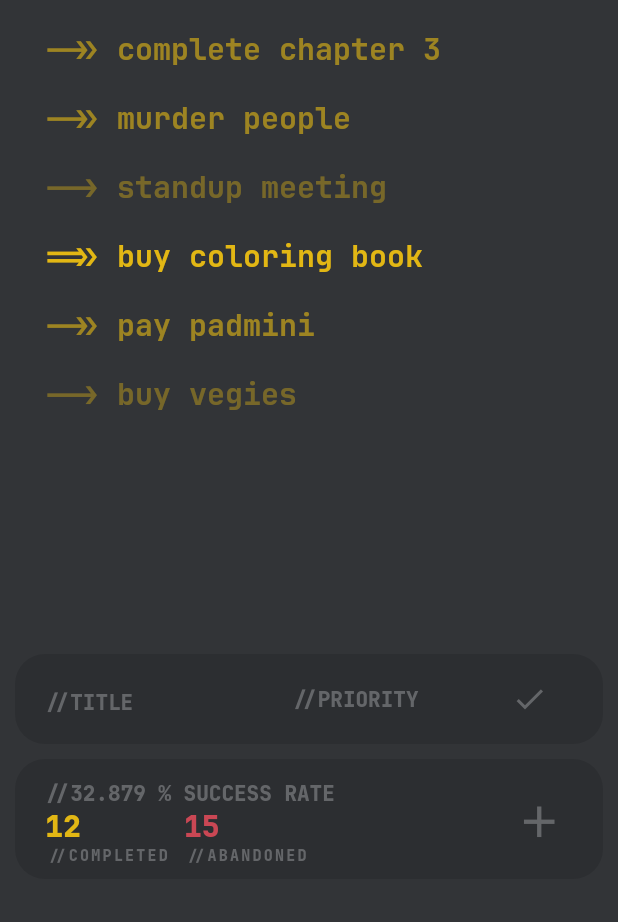
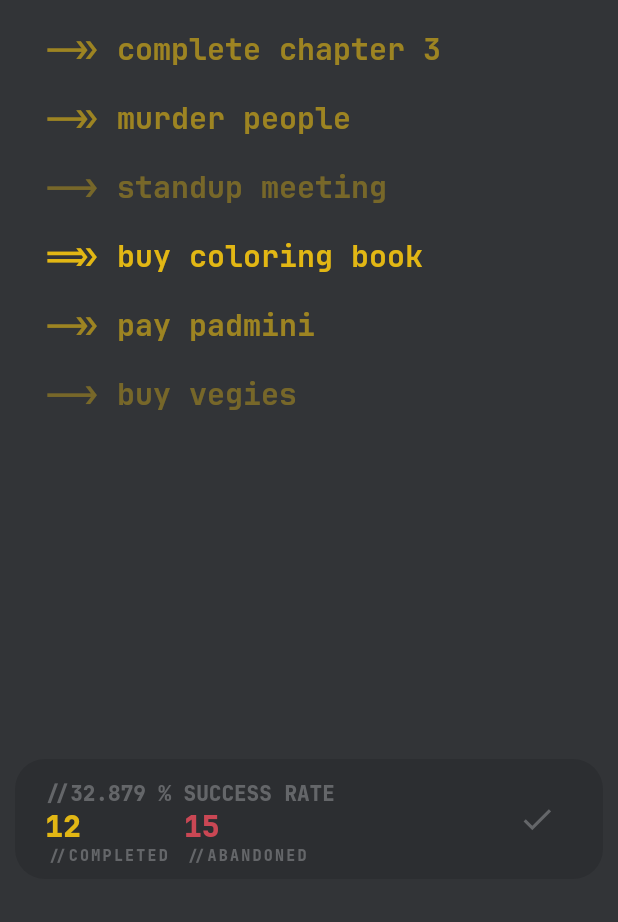
Before and after one commit to laggedskapari/cross, a Flutter app: the screen it shows after launch, on a phone screen of 412 x 824 dp, the part 312-1234 px from its top. Run offline on Flutter 3.47's test engine with Material 2 defaults, Android fonts, the phone set to English and light mode, and no system bars.

Commit message:
+ ToggleNewTask() is now working.

```diff
--- a/lib/app.dart
+++ b/lib/app.dart
@@ -4,8 +4,22 @@ import 'package:cross/widgets/cross_app_bar.dart';
 import 'package:cross/widgets/tasks_view.dart';
 import 'package:cross/model/task.dart';
 
-class Cross extends StatelessWidget {
+class Cross extends StatefulWidget {
   const Cross({super.key});
+
+  @override
+  State<Cross> createState() => _CrossState();
+}
+
+class _CrossState extends State<Cross> {
+  bool isNewTaskVisible = false;
+
+  void _toggleNewTaskVisible() {
+    setState(() {
+      isNewTaskVisible = !isNewTaskVisible;
+    });
+    print(isNewTaskVisible);
+  }
 
   @override
   Widget build(BuildContext context) {
@@ -43,8 +57,14 @@ class Cross extends StatelessWidget {
     return Scaffold(
       backgroundColor: Theme.of(context).colorScheme.background,
       appBar: const CrossAppBar(),
-      body: TaskView(tasks: registeredTasks, isNewTaskVisible: true,),
-      bottomNavigationBar: const UtilityBelt(),
+      body: TaskView(
+        tasks: registeredTasks,
+        isNewTaskVisible: isNewTaskVisible,
+      ),
+      bottomNavigationBar: UtilityBelt(
+        toggleNewTask: _toggleNewTaskVisible,
+        isNewTaskVisible: isNewTaskVisible,
+      ),
     );
   }
 }
--- a/lib/widgets/new_task.dart
+++ b/lib/widgets/new_task.dart
@@ -13,6 +13,12 @@ class NewTask extends StatefulWidget {
 class _NewTaskState extends State<NewTask> {
   final _titleController = TextEditingController();
   PRIORITY? _priority;
+
+  @override
+  void dispose(){
+    _titleController.dispose();
+    super.dispose();
+  }
 
   @override
   Widget build(BuildContext context) {
--- a/lib/widgets/utility_belt.dart
+++ b/lib/widgets/utility_belt.dart
@@ -1,13 +1,17 @@
 import 'package:flutter/material.dart';
 
 class UtilityBelt extends StatefulWidget {
-  const UtilityBelt({super.key});
+  const UtilityBelt({super.key, required this.toggleNewTask, required this.isNewTaskVisible});
+
+  final void Function() toggleNewTask;
+  final bool isNewTaskVisible;
 
   @override
   State<UtilityBelt> createState() => _UtilityBeltState();
 }
 
 class _UtilityBeltState extends State<UtilityBelt> {
+
   @override
   Widget build(BuildContext context) {
     return Container(
@@ -72,12 +76,11 @@ class _UtilityBeltState extends State<UtilityBelt> {
           ),
           const Spacer(),
           IconButton(
-            onPressed: () {},
-            icon: const Icon(
-              Icons.add,
-              size: 35,
-              weight: 30,
-              color: Color.fromARGB(255, 100, 102, 105),
+            onPressed: widget.toggleNewTask,
+            icon: Icon(
+              widget.isNewTaskVisible ? Icons.close : Icons.check,
+              size: 25,
+              color: const Color.fromARGB(255, 100, 102, 105),
             ),
           ),
         ],
```
